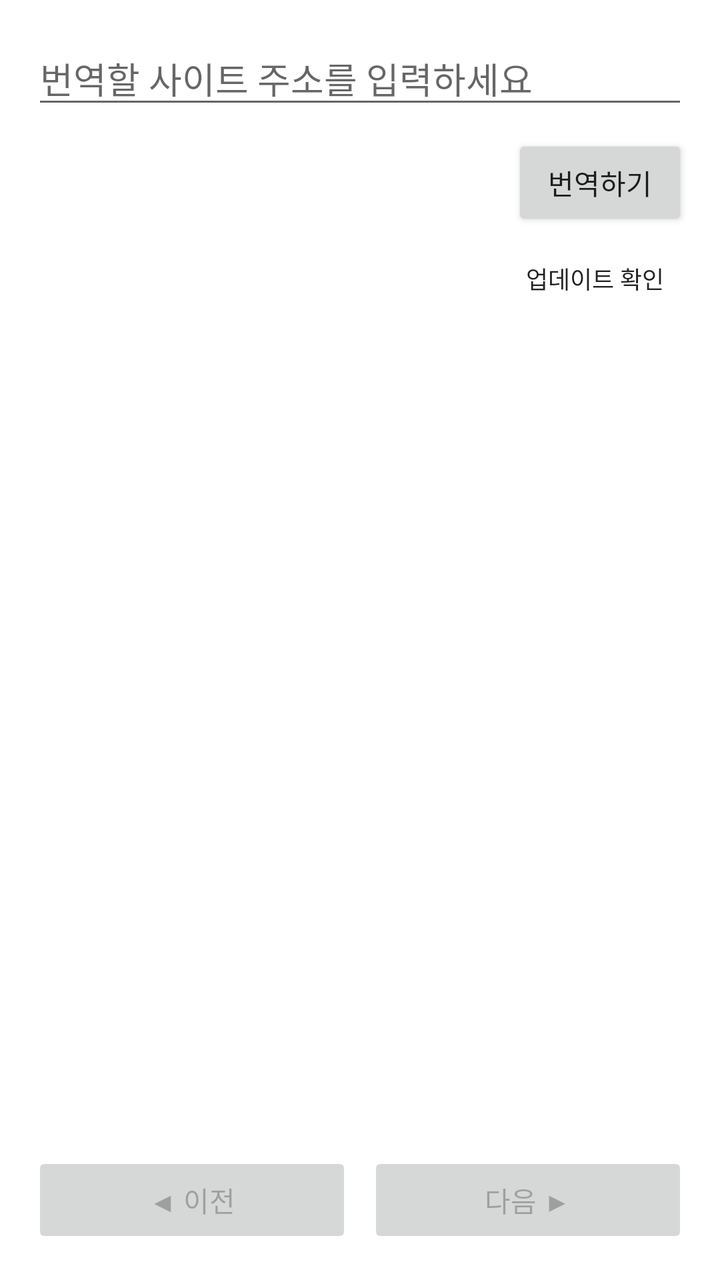
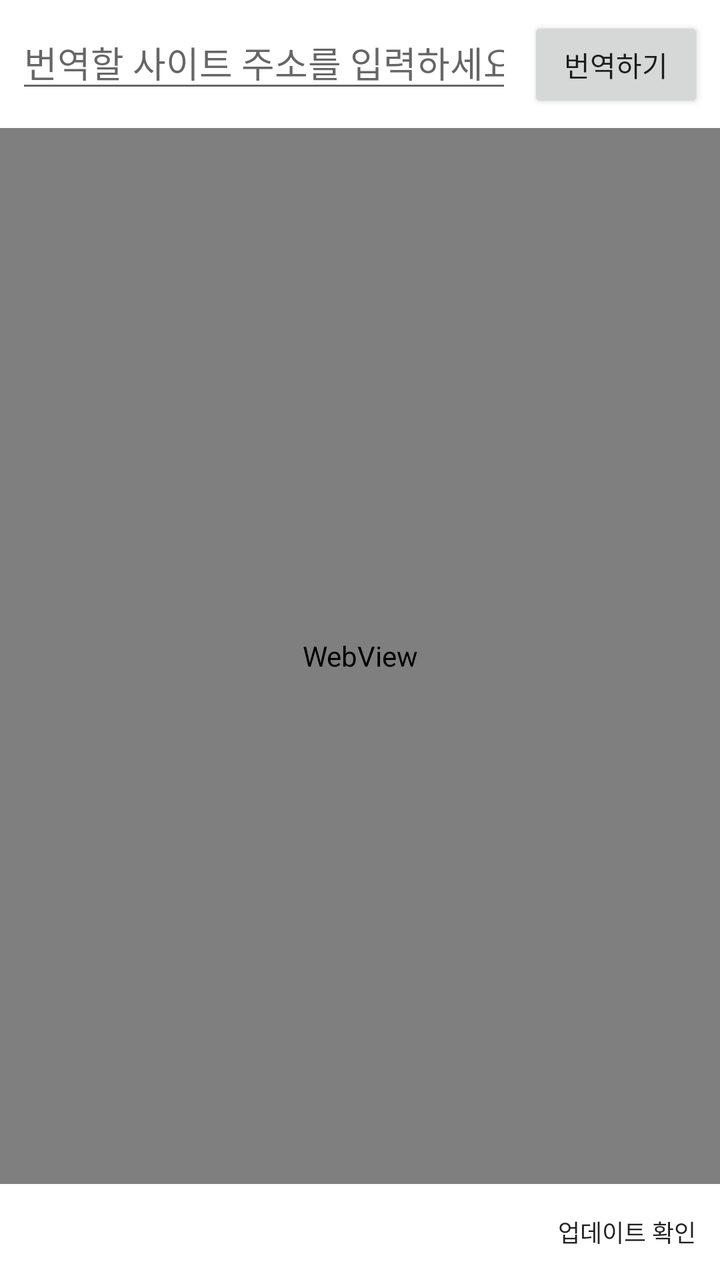

The first picture is an Android layout as it rendered before a commit; the second is the same layout after the commit. The layout source and the unified diff follow.
<!-- AndroidManifest.xml: application theme Theme.TranslateApp -->
<!-- res/layout/activity_main.xml -->
<?xml version="1.0" encoding="utf-8"?>
<LinearLayout xmlns:android="http://schemas.android.com/apk/res/android"
    android:layout_width="match_parent"
    android:layout_height="match_parent"
    android:orientation="vertical"
    android:padding="16dp">

    <EditText
        android:id="@+id/editUrl"
        android:layout_width="match_parent"
        android:layout_height="wrap_content"
        android:hint="@string/hint_url"
        android:inputType="textUri" />

    <Button
        android:id="@+id/btnTranslate"
        android:layout_width="wrap_content"
        android:layout_height="wrap_content"
        android:layout_gravity="end"
        android:layout_marginTop="8dp"
        android:text="@string/btn_translate" />

    <Button
        android:id="@+id/btnCheckUpdate"
        style="?android:attr/borderlessButtonStyle"
        android:layout_width="wrap_content"
        android:layout_height="wrap_content"
        android:layout_gravity="end"
        android:text="@string/btn_check_update"
        android:textSize="12sp" />

    <ProgressBar
        android:id="@+id/progressBar"
        android:layout_width="wrap_content"
        android:layout_height="wrap_content"
        android:layout_gravity="center"
        android:layout_marginTop="16dp"
        android:visibility="gone" />

    <TextView
        android:id="@+id/textCurrentUrl"
        android:layout_width="match_parent"
        android:layout_height="wrap_content"
        android:layout_marginTop="12dp"
        android:ellipsize="middle"
        android:maxLines="1"
        android:textColor="#888888"
        android:textSize="12sp" />

    <ScrollView
        android:layout_width="match_parent"
        android:layout_height="0dp"
        android:layout_weight="1"
        android:layout_marginTop="8dp">

        <TextView
            android:id="@+id/textResult"
            android:layout_width="match_parent"
            android:layout_height="wrap_content"
            android:textIsSelectable="true"
            android:textSize="15sp" />

    </ScrollView>

    <LinearLayout
        android:layout_width="match_parent"
        android:layout_height="wrap_content"
        android:layout_marginTop="8dp"
        android:orientation="horizontal">

        <Button
            android:id="@+id/btnPrev"
            android:layout_width="0dp"
            android:layout_height="wrap_content"
            android:layout_weight="1"
            android:enabled="false"
            android:text="@string/btn_prev" />

        <Button
            android:id="@+id/btnNext"
            android:layout_width="0dp"
            android:layout_height="wrap_content"
            android:layout_weight="1"
            android:layout_marginStart="8dp"
            android:enabled="false"
            android:text="@string/btn_next" />

    </LinearLayout>

</LinearLayout>
<!-- resources referenced by this layout -->
<resources>
  <string name="btn_check_update">업데이트 확인</string>
  <string name="btn_next">다음 ▶</string>
  <string name="btn_prev">◀ 이전</string>
  <string name="btn_translate">번역하기</string>
  <string name="hint_url">번역할 사이트 주소를 입력하세요</string>
  <style name="Theme.TranslateApp" parent="Theme.MaterialComponents.DayNight.NoActionBar" />
</resources>

<!-- the commit's change to res/layout/activity_main.xml (unified diff, before → after) -->
@@ -2,23 +2,46 @@
 <LinearLayout xmlns:android="http://schemas.android.com/apk/res/android"
     android:layout_width="match_parent"
     android:layout_height="match_parent"
-    android:orientation="vertical"
-    android:padding="16dp">
+    android:orientation="vertical">
 
-    <EditText
-        android:id="@+id/editUrl"
+    <LinearLayout
         android:layout_width="match_parent"
         android:layout_height="wrap_content"
-        android:hint="@string/hint_url"
-        android:inputType="textUri" />
+        android:orientation="horizontal"
+        android:padding="8dp">
 
-    <Button
-        android:id="@+id/btnTranslate"
-        android:layout_width="wrap_content"
+        <EditText
+            android:id="@+id/editUrl"
+            android:layout_width="0dp"
+            android:layout_height="wrap_content"
+            android:layout_weight="1"
+            android:hint="@string/hint_url"
+            android:imeOptions="actionGo"
+            android:inputType="textUri"
+            android:singleLine="true" />
+
+        <Button
+            android:id="@+id/btnTranslate"
+            android:layout_width="wrap_content"
+            android:layout_height="wrap_content"
+            android:layout_marginStart="8dp"
+            android:text="@string/btn_translate" />
+
+    </LinearLayout>
+
+    <ProgressBar
+        android:id="@+id/progressBar"
+        style="?android:attr/progressBarStyleHorizontal"
+        android:layout_width="match_parent"
         android:layout_height="wrap_content"
-        android:layout_gravity="end"
-        android:layout_marginTop="8dp"
-        android:text="@string/btn_translate" />
+        android:indeterminate="true"
+        android:visibility="gone" />
+
+    <WebView
+        android:id="@+id/webView"
+        android:layout_width="match_parent"
+        android:layout_height="0dp"
+        android:layout_weight="1" />
 
     <Button
         android:id="@+id/btnCheckUpdate"
@@ -29,62 +52,4 @@
         android:text="@string/btn_check_update"
         android:textSize="12sp" />
 
-    <ProgressBar
-        android:id="@+id/progressBar"
-        android:layout_width="wrap_content"
-        android:layout_height="wrap_content"
-        android:layout_gravity="center"
-        android:layout_marginTop="16dp"
-        android:visibility="gone" />
-
-    <TextView
-        android:id="@+id/textCurrentUrl"
-        android:layout_width="match_parent"
-        android:layout_height="wrap_content"
-        android:layout_marginTop="12dp"
-        android:ellipsize="middle"
-        android:maxLines="1"
-        android:textColor="#888888"
-        android:textSize="12sp" />
-
-    <ScrollView
-        android:layout_width="match_parent"
-        android:layout_height="0dp"
-        android:layout_weight="1"
-        android:layout_marginTop="8dp">
-
-        <TextView
-            android:id="@+id/textResult"
-            android:layout_width="match_parent"
-            android:layout_height="wrap_content"
-            android:textIsSelectable="true"
-            android:textSize="15sp" />
-
-    </ScrollView>
-
-    <LinearLayout
-        android:layout_width="match_parent"
-        android:layout_height="wrap_content"
-        android:layout_marginTop="8dp"
-        android:orientation="horizontal">
-
-        <Button
-            android:id="@+id/btnPrev"
-            android:layout_width="0dp"
-            android:layout_height="wrap_content"
-            android:layout_weight="1"
-            android:enabled="false"
-            android:text="@string/btn_prev" />
-
-        <Button
-            android:id="@+id/btnNext"
-            android:layout_width="0dp"
-            android:layout_height="wrap_content"
-            android:layout_weight="1"
-            android:layout_marginStart="8dp"
-            android:enabled="false"
-            android:text="@string/btn_next" />
-
-    </LinearLayout>
-
 </LinearLayout>
<!-- resource entries referenced after the edit -->
@@ -1,8 +1,6 @@
 <!-- resources referenced by this layout -->
 <resources>
   <string name="btn_check_update">업데이트 확인</string>
-  <string name="btn_next">다음 ▶</string>
-  <string name="btn_prev">◀ 이전</string>
   <string name="btn_translate">번역하기</string>
   <string name="hint_url">번역할 사이트 주소를 입력하세요</string>
   <style name="Theme.TranslateApp" parent="Theme.MaterialComponents.DayNight.NoActionBar" />
